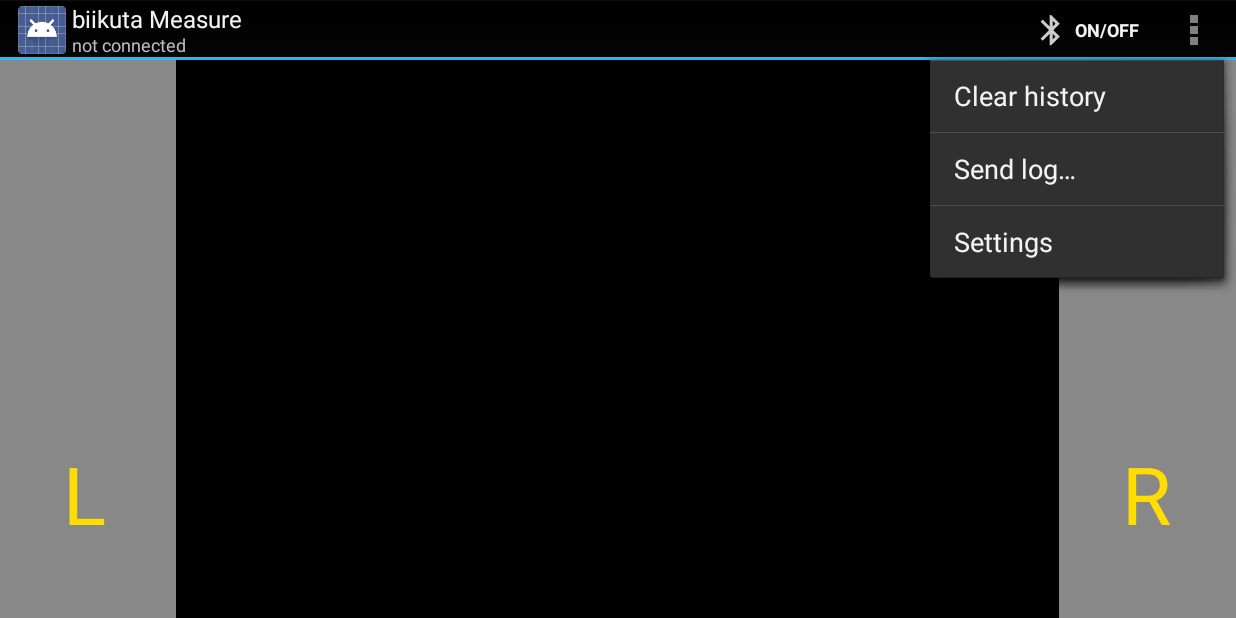
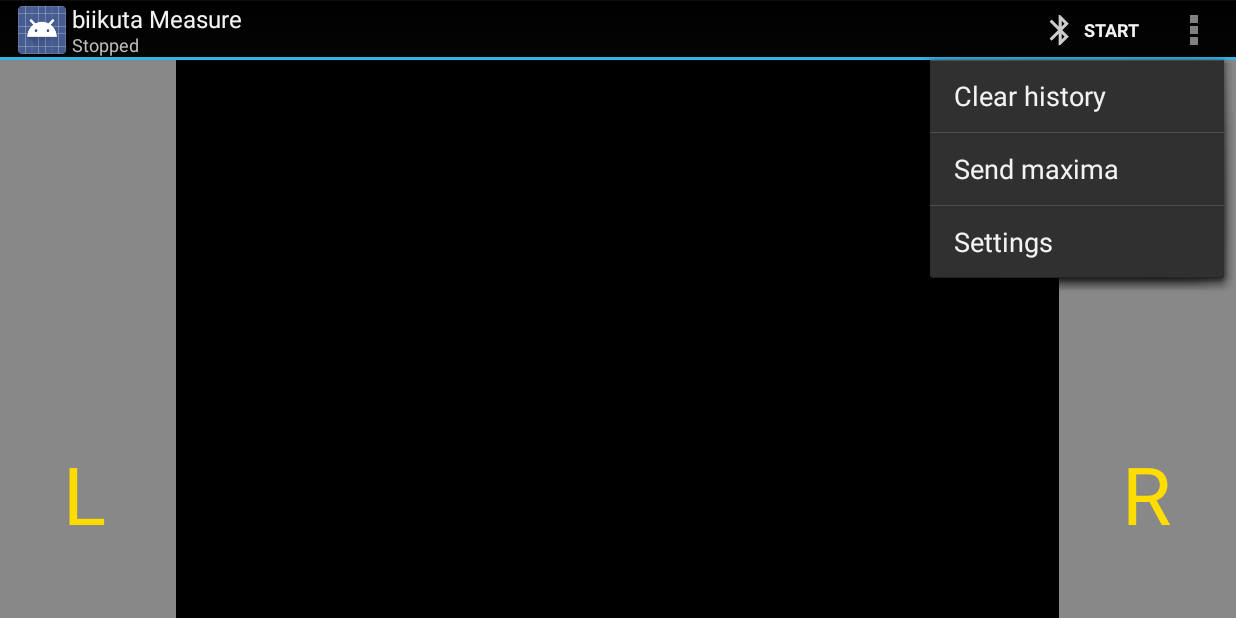
Before and after one commit to emdete/biikuta, an Android app: the screen it shows after launch (DeviceControlActivity), with the options menu open, on a phone screen of 824 x 412 dp (held sideways). Run offline under Robolectric (Android 15) with nearby library versions, the phone set to English and light mode, and no system bars; libraries missing offline, so code that uses them is left out: de.emdete.thinstore.

```diff
--- a/src/main/java/de/emdete/biikuta/DeviceConnector.java
+++ b/src/main/java/de/emdete/biikuta/DeviceConnector.java
@@ -152,10 +152,12 @@ public class DeviceConnector implements Constants {
 		ArrayList<String> result = new ArrayList<String>();
 		for (ParcelUuid uuid : uuids) {
 			String s = uuid.toString().toUpperCase();
+			U.info("found uuid=" + s);
 			boolean found = false;
 			for (Map.Entry<String, String> entry : uuidsDescriptions.entrySet()) {
 				String key = entry.getKey().toUpperCase();
 				String value = entry.getValue();
+				U.info("check value=" + value);
 				if (s.startsWith("0000" + key)) {
 					found = true;
 					result.add(value);
@@ -286,6 +288,7 @@ public class DeviceConnector implements Constants {
 		msg.setData(bundle);
 		mHandler.sendMessage(msg);
 		setState(R.id.STATE_NONE);
+		// TODO reconnect?
 	}
 
 	private class ConnectThread extends Thread {
--- a/src/main/res/values/strings.xml
+++ b/src/main/res/values/strings.xml
@@ -9,13 +9,14 @@
 	<string name="pref_need_clean">pref_need_clean</string>
 	<!-- prefence keys, no translation needed -->
 	<string name="app_name">biikuta Measure</string>
-	<string name="msg_not_connected">not connected</string>
-	<string name="msg_connecting">connecting…</string>
-	<string name="msg_connected">connected</string>
-	<string name="action_bluetooth">on/off</string>
+	<string name="msg_not_connected">Stopped</string>
+	<string name="msg_connecting">Starting…</string>
+	<string name="msg_connected">Running</string>
+	<string name="action_bluetooth">Start</string>
+	<string name="action_bluetooth_off">Stop</string>
 	<string name="no_bt_support">Your device doesn\'t support bluetooth.</string>
 	<string name="empty_device_name">&lt;New device&gt;</string>
-	<string name="menu_send">Send log…</string>
+	<string name="menu_send">Send maxima</string>
 	<string name="menu_settings">Settings</string>
 	<string name="menu_clear">Clear history</string>
 	<string name="select_device">Select device</string>
```
Also changed, not shown: src/main/java/de/emdete/biikuta/DeviceControlActivity.java (+42 -12 lines), src/main/java/de/emdete/biikuta/DeviceListActivity.java (+2 -6 lines), src/main/java/de/emdete/biikuta/SettingsActivity.java (+4 -8 lines).
